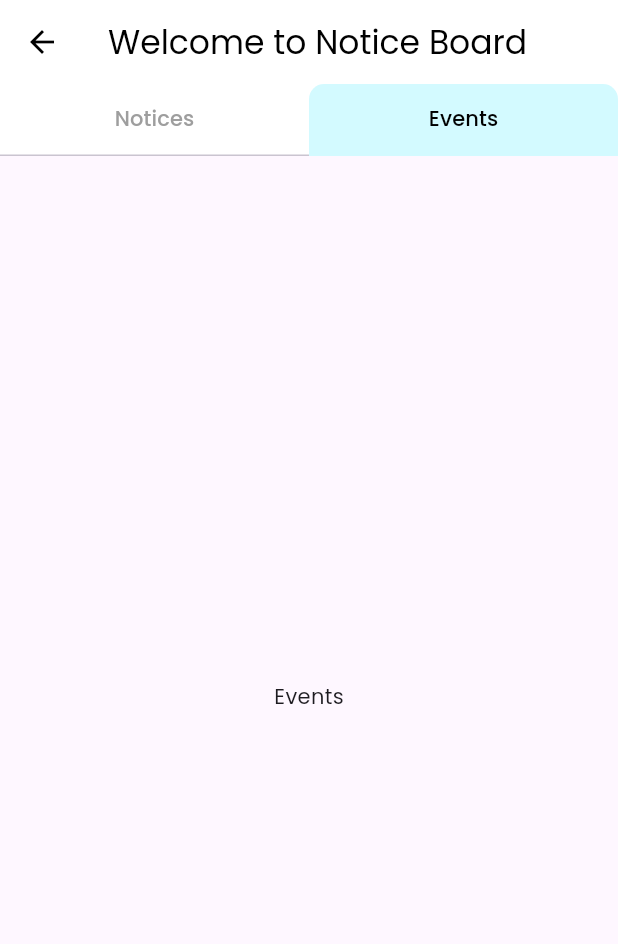
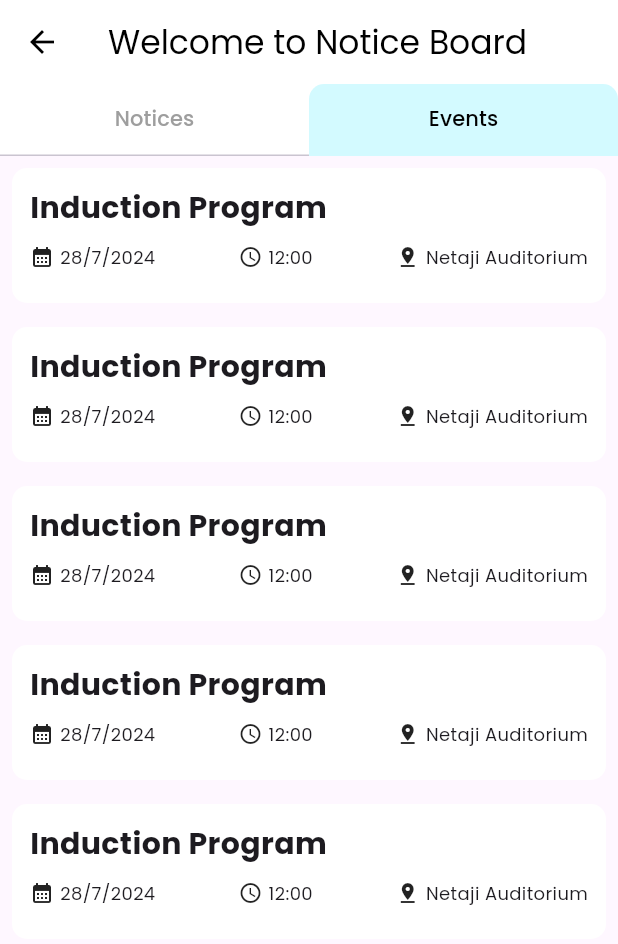
Before and after one commit to Siddharth-Nema/swg_app, a Flutter app: the NoticeBoard screen opened by its route, tab 2 chosen, on a phone screen of 412 x 824 dp. Shown: the top 944 px of the screen. Run offline on Flutter 3.47's test engine with Material 3 defaults, Android fonts, the phone set to English and light mode, and no system bars; our stand-ins replace carousel_slider, cloud_firestore, firebase_core, firebase_storage, flutter_linkify, google_fonts; accounts and stored records are empty.

Commit message:
feat: event view in notice board UI

```diff
--- /dev/null
+++ b/lib/models/Event.dart
@@ -0,0 +1,8 @@
+class BriefEvent {
+  final String heading;
+  final DateTime dateTime;
+  final String location;
+
+  BriefEvent(
+      {required this.heading, required this.dateTime, required this.location});
+}
--- a/lib/views/subviews/NoticeBoard.dart
+++ b/lib/views/subviews/NoticeBoard.dart
@@ -1,4 +1,5 @@
 import 'package:flutter/material.dart';
+import 'package:swg_flutter/widgets/NoticeBoard/events_view.dart';
 import 'package:swg_flutter/widgets/NoticeBoard/notices.dart';
 
 class NoticeBoard extends StatefulWidget {
@@ -31,12 +32,7 @@ class _NoticeBoardState extends State<NoticeBoard> {
             ),
           ),
           body: TabBarView(
-            children: [
-              NoticesView(),
-              const Center(
-                child: Text('Events'),
-              ),
-            ],
+            children: [NoticesView(), EventsView()],
           ),
         ));
   }
--- /dev/null
+++ b/lib/widgets/NoticeBoard/events_view.dart
@@ -0,0 +1,99 @@
+import 'package:flutter/material.dart';
+import 'package:swg_flutter/models/Event.dart';
+
+class EventsView extends StatelessWidget {
+  EventsView({super.key});
+
+  final List<BriefEvent> events = [
+    BriefEvent(
+        heading: 'Induction Program',
+        dateTime: DateTime(2024, 7, 28, 12, 0, 0),
+        location: 'Netaji Auditorium')
+  ];
+
+  @override
+  Widget build(BuildContext context) {
+    return ListView.builder(
+      itemCount: 5,
+      itemBuilder: (context, index) {
+        return EventTile(
+          event: events[0],
+        );
+      },
+    );
+  }
+}
+
+class EventTile extends StatelessWidget {
+  const EventTile({super.key, required this.event});
+  final BriefEvent event;
+
+  @override
+  Widget build(BuildContext context) {
+    return Container(
+      margin: const EdgeInsets.all(8),
+      padding: const EdgeInsets.all(12),
+      decoration: BoxDecoration(
+          color: Colors.white, borderRadius: BorderRadius.circular(10)),
+      child: Column(
+        crossAxisAlignment: CrossAxisAlignment.stretch,
+        children: [
+          Text(
+            event.heading,
+            style: const TextStyle(fontSize: 20, fontWeight: FontWeight.w700),
+          ),
+          Padding(
+            padding: const EdgeInsets.symmetric(vertical: 10),
+            child: Row(
+              mainAxisAlignment: MainAxisAlignment.spaceBetween,
+              children: [
+                Row(
+                  children: [
+                    const Icon(
+                      Icons.calendar_month,
+                      size: 16,
+                    ),
+                    const SizedBox(
+                      width: 4,
+                    ),
+                    Text(
+                      '${event.dateTime.day}/${event.dateTime.month}/${event.dateTime.year}',
+                      style: const TextStyle(fontSize: 12),
+                    )
+                  ],
+                ),
+                Row(
+                  children: [
+                    const Icon(
+                      Icons.access_time,
+                      size: 16,
+                    ),
+                    const SizedBox(
+                      width: 4,
+                    ),
+                    Text(
+                        '${event.dateTime.hour}:${event.dateTime.minute.toString().padRight(2, '0')}',
+                        style: const TextStyle(fontSize: 12))
+                  ],
+                ),
+                Row(
+                  children: [
+                    const Icon(
+                      Icons.pin_drop,
+                      size: 16,
+                    ),
+                    const SizedBox(
+                      width: 4,
+                    ),
+                    Text(event.location, style: const TextStyle(fontSize: 12))
+                  ],
+                )
+              ],
+            ),
+          )
+        ],
+      ),
+    );
+    ;
+  }
+}
```
